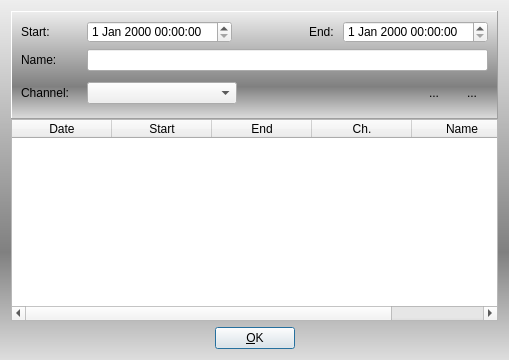
Before: the Qt Designer form vlc-record/ctimerrec.ui in code-google-com/vlc-record, drawn with Qt 5.
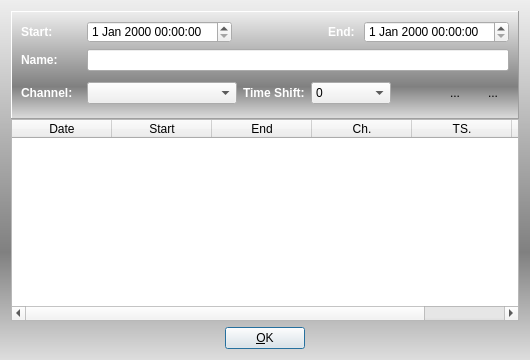
After: the same form once the commit is applied. Icons and pictures are not drawn.

Commit message: - hide to systray - timer record active - better handle file save Dialog - don't block play / record, if no timer record has time to go

```diff
--- a/vlc-record/ctimerrec.ui
+++ b/vlc-record/ctimerrec.ui
@@ -6,7 +6,7 @@
    <rect>
     <x>0</x>
     <y>0</y>
-    <width>509</width>
+    <width>530</width>
     <height>360</height>
    </rect>
   </property>
@@ -46,6 +46,12 @@
             <height>0</height>
            </size>
           </property>
+          <property name="styleSheet">
+           <string notr="true">QLabel {
+   font-weight: bold;
+   color: white;
+}</string>
+          </property>
           <property name="text">
            <string>Start: </string>
           </property>
@@ -69,6 +75,12 @@
         </item>
         <item>
          <widget class="QLabel" name="labEnd">
+          <property name="styleSheet">
+           <string notr="true">QLabel {
+   font-weight: bold;
+   color: white;
+}</string>
+          </property>
           <property name="text">
            <string>End: </string>
           </property>
@@ -89,6 +101,12 @@
             <height>0</height>
            </size>
           </property>
+          <property name="styleSheet">
+           <string notr="true">QLabel {
+   font-weight: bold;
+   color: white;
+}</string>
+          </property>
           <property name="text">
            <string>Name: </string>
           </property>
@@ -109,6 +127,12 @@
             <height>0</height>
            </size>
           </property>
+          <property name="styleSheet">
+           <string notr="true">QLabel {
+   font-weight: bold;
+   color: white;
+}</string>
+          </property>
           <property name="text">
            <string>Channel: </string>
           </property>
@@ -124,6 +148,74 @@
           </property>
          </widget>
         </item>
+        <item>
+         <widget class="QLabel" name="labTimeShift">
+          <property name="styleSheet">
+           <string notr="true">QLabel {
+   font-weight: bold;
+   color: white;
+}</string>
+          </property>
+          <property name="text">
+           <string>Time Shift:</string>
+          </property>
+         </widget>
+        </item>
+        <item>
+         <widget class="QComboBox" name="cbxTimeShift">
+          <property name="minimumSize">
+           <size>
+            <width>80</width>
+            <height>0</height>
+           </size>
+          </property>
+          <item>
+           <property name="text">
+            <string>0</string>
+           </property>
+          </item>
+          <item>
+           <property name="text">
+            <string>1</string>
+           </property>
+          </item>
+          <item>
+           <property name="text">
+            <string>2</string>
+           </property>
+          </item>
+          <item>
+           <property name="text">
+            <string>3</string>
+           </property>
+          </item>
+          <item>
+           <property name="text">
+            <string>4</string>
+           </property>
+          </item>
+          <item>
+           <property name="text">
+            <string>8</string>
+           </property>
+          </item>
+          <item>
+           <property name="text">
+            <string>9</string>
+           </property>
+          </item>
+          <item>
+           <property name="text">
+            <string>10</string>
+           </property>
+          </item>
+          <item>
+           <property name="text">
+            <string>11</string>
+           </property>
+          </item>
+         </widget>
+        </item>
         <item>
          <spacer name="horizontalSpacer">
           <property name="orientation">
@@ -225,6 +317,11 @@
        <string>Ch.</string>
       </property>
      </column>
+     <column>
+      <property name="text">
+       <string>TS.</string>
+      </property>
+     </column>
      <column>
       <property name="text">
        <string>Name</string>
```
The commit also changes 18 other files.
